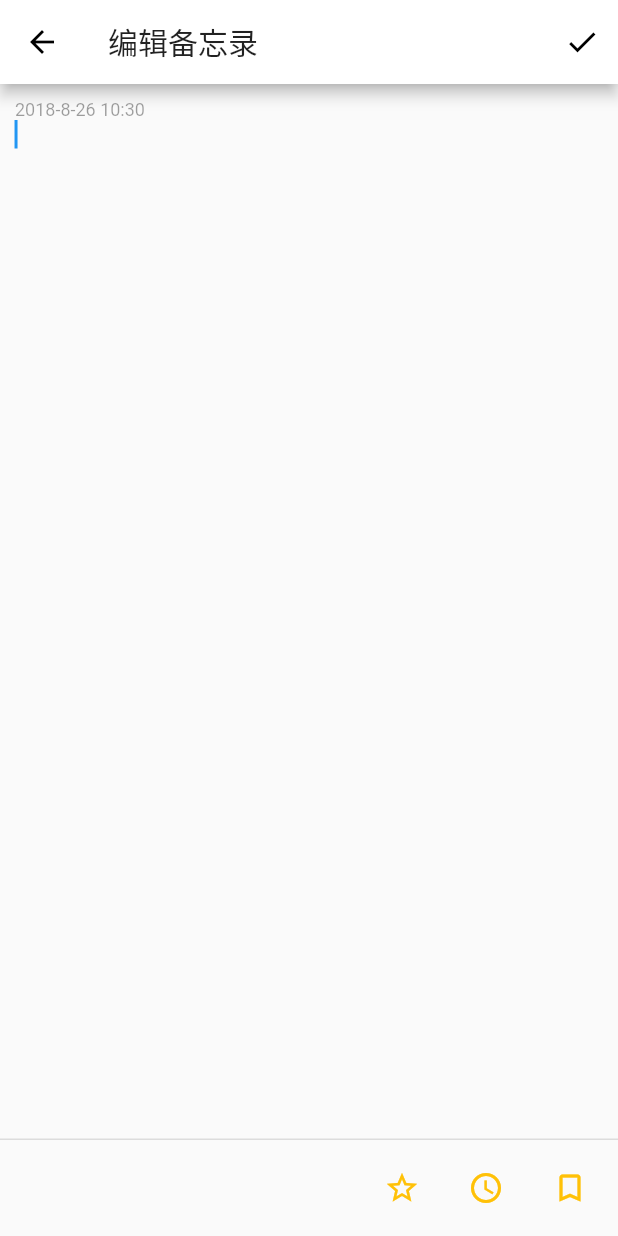
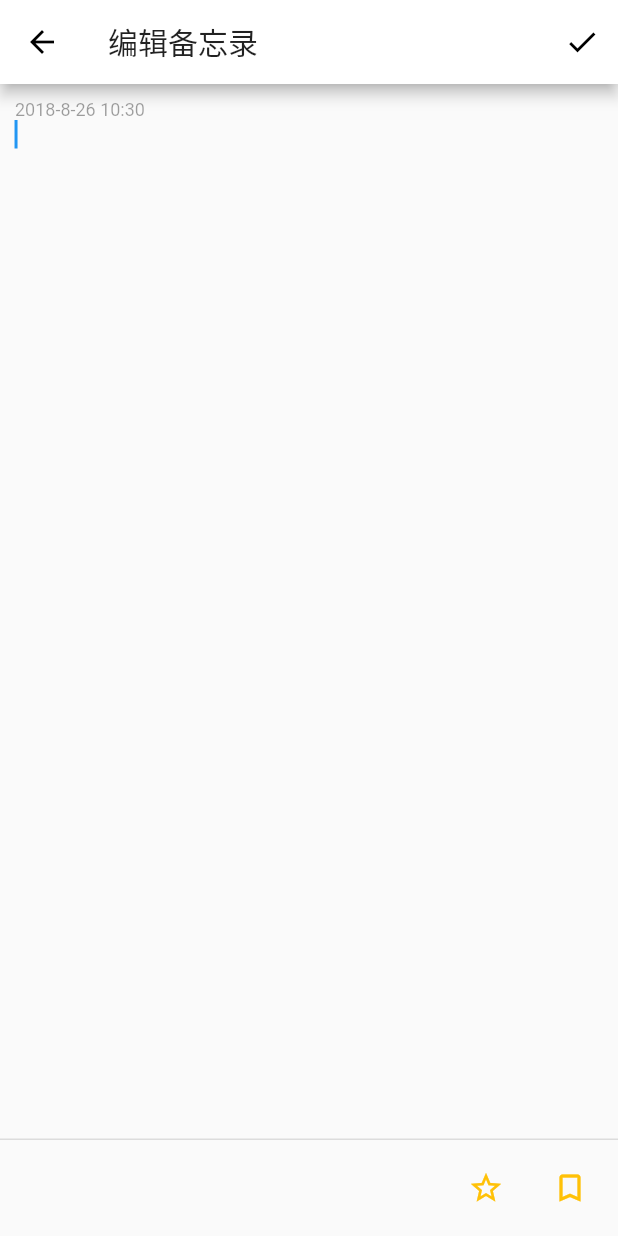
Before and after one commit to JiaFengZ/notepad, a Flutter app: the CreateNote screen opened directly, on a phone screen of 412 x 824 dp. Run offline on Flutter 3.47's test engine with Material 2 defaults, Android fonts, the phone set to English and light mode, and no system bars.

Commit message:
fix: 添加备忘录时间参数错误

```diff
--- a/lib/components/createNote.dart
+++ b/lib/components/createNote.dart
@@ -15,13 +15,13 @@ class _CreateNoteState extends State<CreateNote> {
   String _fillText;
   String _markId = '';
   String _markName = '';
-  static DateTime _time = new DateTime.now();
-  String _timeStr = _time.year.toString() + '-' + _time.month.toString() + '-' + _time.day.toString() + ' ' + _time.hour.toString() + ':' + _time.minute.toString();
+  DateTime _time = new DateTime.now();
+  String _timeStr;
 
   @override
   void initState() {
     super.initState();
-
+    _timeStr = _time.year.toString() + '-' + _time.month.toString() + '-' + _time.day.toString() + ' ' + _time.hour.toString() + ':' + _time.minute.toString();
     getMarks().then((List<Map> marks) {
       _marks = marks.map((Map mark) {
         final Map<dynamic, dynamic> markItem = {
@@ -68,11 +68,6 @@ class _CreateNoteState extends State<CreateNote> {
       persistentFooterButtons: <Widget> [
         new IconButton(
             icon: new Icon(Icons.star_border),
-            color: Colors.amber,
-            onPressed: () {}
-        ),
-        new IconButton(
-            icon: new Icon(Icons.access_time),
             color: Colors.amber,
             onPressed: () {}
         ),
--- a/lib/home.dart
+++ b/lib/home.dart
@@ -87,7 +87,7 @@ class _MyHomePageState extends State<MyHomePage> {
         title: new Text(widget.title),
         actions: <Widget> [
           new IconButton(
-            icon: const Icon(Icons.remove_circle),
+            icon: const Icon(Icons.delete),
             onPressed: _remove,
             tooltip: 'remove the selected item',
           ),
```
Also changed, not shown: lib/draw.dart (+4 -5 lines).
